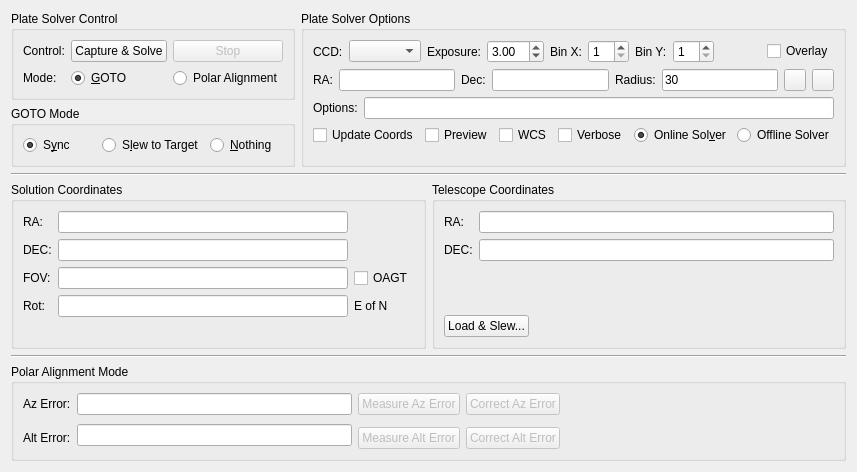
Above: kstars/ekos/align.ui from KDE/kstars before the change. Below: the same form after it.
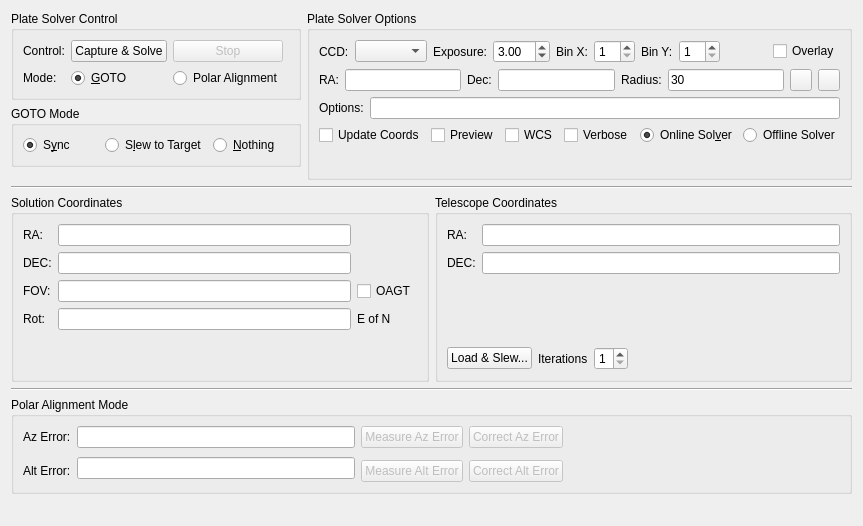
That is the form after the change. Custom widgets are drawn as their Qt base class.

Commit message: Add configurable iterations to load and slew procedure. More verbose output once the solver is complete.

What changed in the file:
```diff
--- a/kstars/ekos/align.ui
+++ b/kstars/ekos/align.ui
@@ -6,8 +6,8 @@
    <rect>
     <x>0</x>
     <y>0</y>
-    <width>777</width>
-    <height>472</height>
+    <width>863</width>
+    <height>526</height>
    </rect>
   </property>
   <layout class="QVBoxLayout" name="verticalLayout_4">
@@ -714,6 +714,29 @@
             </property>
            </widget>
           </item>
+          <item>
+           <widget class="QLabel" name="label_9">
+            <property name="text">
+             <string>Iterations</string>
+            </property>
+           </widget>
+          </item>
+          <item>
+           <widget class="QSpinBox" name="loadSlewIterationsSpin">
+            <property name="toolTip">
+             <string>Number of iterations to execute for solving and slewing to target.</string>
+            </property>
+            <property name="minimum">
+             <number>1</number>
+            </property>
+            <property name="maximum">
+             <number>5</number>
+            </property>
+            <property name="value">
+             <number>1</number>
+            </property>
+           </widget>
+          </item>
           <item>
            <spacer name="horizontalSpacer_6">
             <property name="orientation">
```
The commit also changes 2 other files.
